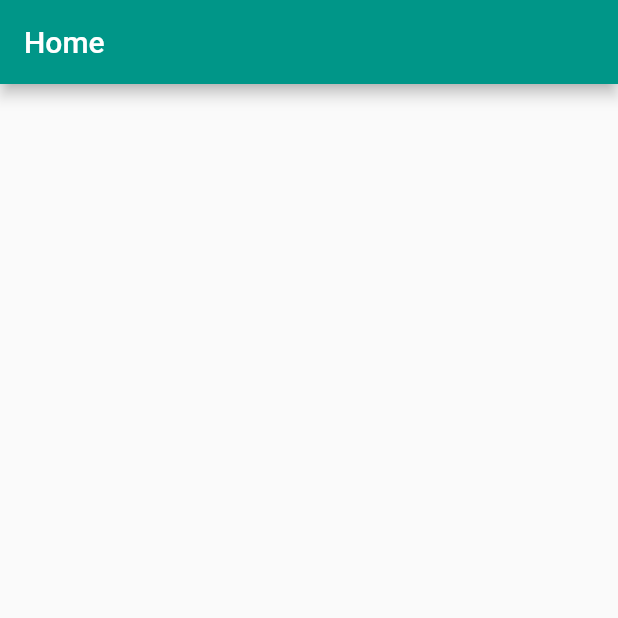
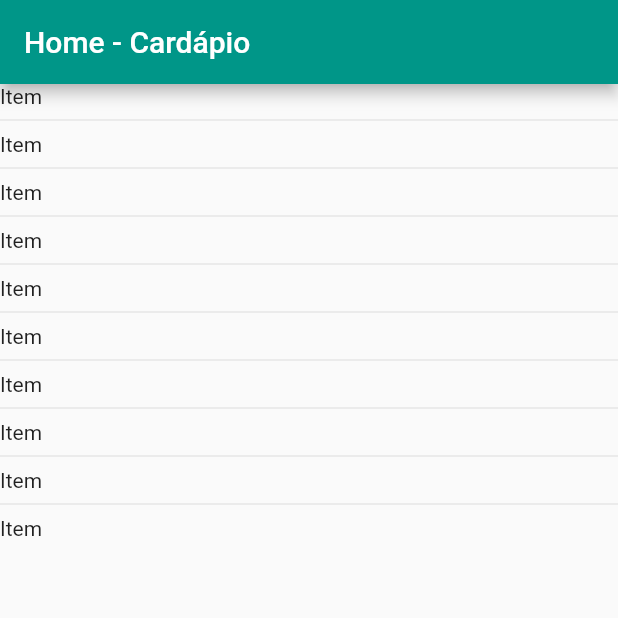
Before and after one commit to eberson/pami-2023, a Flutter app: the screen it shows after launch, on a phone screen of 412 x 824 dp, the top half of it. Run offline on Flutter 3.47's test engine with Material 2 defaults, Android fonts, the phone set to English and light mode, and no system bars.

Commit message:
fix file names

```diff
--- a/lib/presentation/pages/home_page.dart
+++ b/lib/presentation/pages/home_page.dart
@@ -7,11 +7,11 @@ class HomePage extends StatelessWidget {
   Widget build(BuildContext context) {
     return Scaffold(
       appBar: AppBar(
-        title: const Text('Home'),
+        title: const Text('Home - Cardápio'),
       ),
       body: ListView.separated(
         itemBuilder: (context, index) => const Text('Item'),
-        itemCount: 0,
+        itemCount: 10,
 
         separatorBuilder: (context, index) => const Divider(),
       ),
```
Also changed, not shown: lib/domain/Ingrediente.dart (deleted), lib/domain/Prato.dart (deleted), lib/domain/ingrediente.dart (added), lib/domain/prato.dart (added).
